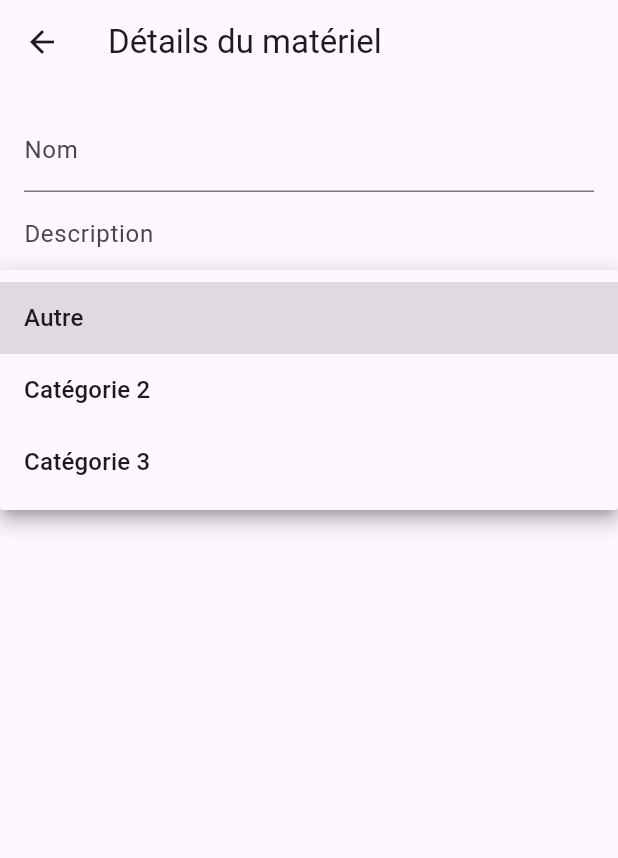
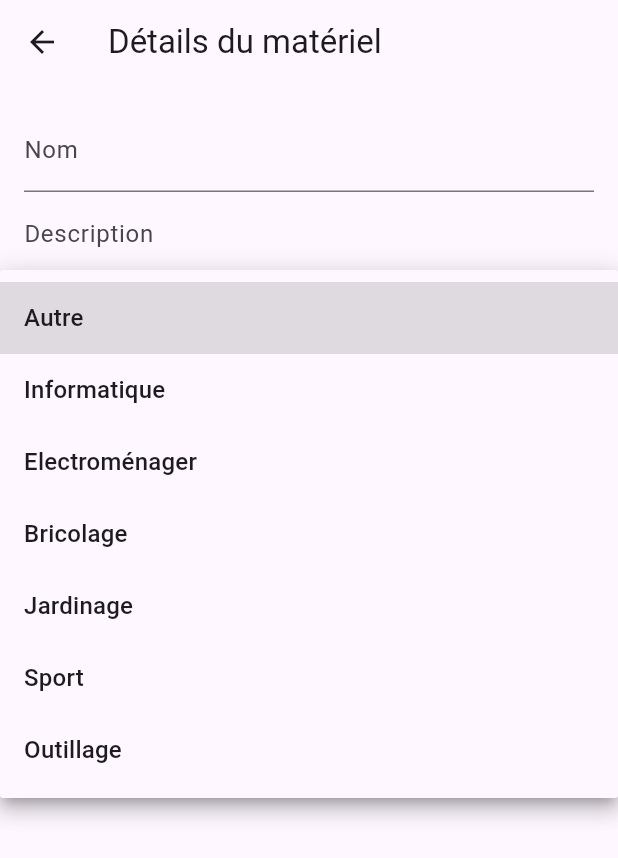
Before and after one commit to Juliette0070/Allo, a Flutter app: the MaterielDetailsPage screen opened directly with empty values, after a tap on "Catégorie", on a phone screen of 412 x 824 dp. Shown: the top 858 px of the screen. Run offline on Flutter 3.47's test engine with Material 3 defaults, Android fonts, the light colour scheme and no system bars; our stand-ins replace google_fonts, settings_ui, shared_preferences, sqflite, supabase_flutter; accounts and stored records are empty.

Commit message:
materiel fini

```diff
--- a/lib/UI/info_materiel.dart
+++ b/lib/UI/info_materiel.dart
@@ -16,7 +16,8 @@ class MaterielDetailsPageState extends State<MaterielDetailsPage> {
   late TextEditingController _nomController;
   late TextEditingController _descriptionController;
   late int _selectedCategorie;
-  final Map<int, String> _categories = {1: 'Autre', 2: 'Catégorie 2', 3: 'Catégorie 3'};
+  List<Map<String, dynamic>> _categories = [];
+  String _etat = '';
 
   @override
   void initState() {
@@ -24,6 +25,22 @@ class MaterielDetailsPageState extends State<MaterielDetailsPage> {
     _nomController = TextEditingController(text: widget.materiel.nom);
     _descriptionController = TextEditingController(text: widget.materiel.description);
     _selectedCategorie = widget.materiel.idCategorie; // Initialisation avec la catégorie actuelle du matériel
+    _getCategories(); // Appel de la fonction pour récupérer les catégories
+    _getEtat(); // Appel de la fonction pour récupérer l'état du matériel
+  }
+
+  void _getEtat() async {
+    final db = await DatabaseHelper.instance.database;
+    final etat = await db.query('etats', where: 'id = ?', whereArgs: [widget.materiel.idEtat]);
+    _etat = etat[0]['nom'] as String;
+    setState(() {});
+  }
+
+  void _getCategories() async {
+    final db = await DatabaseHelper.instance.database;
+    _categories = await db.query('categories');
+    print(_categories);
+    setState(() {});
   }
 
   @override
@@ -52,14 +69,16 @@ class MaterielDetailsPageState extends State<MaterielDetailsPage> {
                   _selectedCategorie = newValue ?? 1;
                 });
               },
-              items: _categories.entries.map((MapEntry<int, String> categorie) {
+              items: _categories.map((Map<String, dynamic> categorie) {
                 return DropdownMenuItem<int>(
-                  value: categorie.key,
-                  child: Text(categorie.value),
+                  value: categorie['id'] as int,
+                  child: Text(categorie['nom'] as String),
                 );
               }).toList(),
               decoration: const InputDecoration(labelText: 'Catégorie'),
             ),
+            const SizedBox(height: 20),
+            Text('État: $_etat'),
             const SizedBox(height: 20),
             Row(
               mainAxisAlignment: MainAxisAlignment.spaceEvenly,
--- a/lib/UI/mes_prets.dart
+++ b/lib/UI/mes_prets.dart
@@ -54,6 +54,10 @@ class WidgetPretsState extends State<WidgetPrets> {
               itemCount: materiels.length,
               itemBuilder: (context, index) {
                 final materiel = snapshot.data![index];
+                var logo = const Icon(Icons.help, color: Colors.yellow);
+                if (materiel.idEtat == 1) {logo = const Icon(Icons.check_circle, color: Colors.green);}
+                else if (materiel.idEtat == 2) {logo = const Icon(Icons.cancel, color: Colors.red);}
+                else if (materiel.idEtat == 3) {logo = const Icon(Icons.pending);}
                 return GestureDetector(
                   onTap: () {
                     Navigator.push(
@@ -68,7 +72,7 @@ class WidgetPretsState extends State<WidgetPrets> {
                   },
                   child: Card(
                     child: ListTile(
-                      leading: const FlutterLogo(),
+                      leading: logo,
                       title: Text(
                         materiel.nom,
                         style: const TextStyle(fontWeight: FontWeight.bold),
--- a/lib/api/bdmateriel.dart
+++ b/lib/api/bdmateriel.dart
@@ -33,26 +33,23 @@ class DatabaseHelper {
         nom TEXT NOT NULL
       );
     ''');
-    await db.execute('''
-      INSERT INTO $_tableEtats (nom) VALUES ('disponible');
-      INSERT INTO $_tableEtats (nom) VALUES ('en cours de pret');
-      INSERT INTO $_tableEtats (nom) VALUES ('pret fini');
-    ''');
+    await db.execute('''INSERT INTO $_tableEtats (id, nom) VALUES (1, 'disponible');''');
+    await db.execute('''INSERT INTO $_tableEtats (id, nom) VALUES (2, 'en cours de pret');''');
+    await db.execute('''INSERT INTO $_tableEtats (id, nom) VALUES (3, 'pret fini');''');
+
     await db.execute('''
       CREATE TABLE $_tableCategories (
         id INTEGER PRIMARY KEY,
         nom TEXT NOT NULL
       );
     ''');
-    await db.execute('''
-      INSERT INTO $_tableCategories (nom) VALUES ('Autre');
-      INSERT INTO $_tableCategories (nom) VALUES ('Informatique');
-      INSERT INTO $_tableCategories (nom) VALUES ('Electroménager');
-      INSERT INTO $_tableCategories (nom) VALUES ('Bricolage');
-      INSERT INTO $_tableCategories (nom) VALUES ('Jardinage');
-      INSERT INTO $_tableCategories (nom) VALUES ('Sport');
-      INSERT INTO $_tableCategories (nom) VALUES ('Outillage');
-    ''');
+    await db.execute('''INSERT INTO $_tableCategories (id, nom) VALUES (1, 'Autre');''');
+    await db.execute('''INSERT INTO $_tableCategories (id, nom) VALUES (2, 'Informatique');''');
+    await db.execute('''INSERT INTO $_tableCategories (id, nom) VALUES (3, 'Electroménager');''');
+    await db.execute('''INSERT INTO $_tableCategories (id, nom) VALUES (4, 'Bricolage');''');
+    await db.execute('''INSERT INTO $_tableCategories (id, nom) VALUES (5, 'Jardinage');''');
+    await db.execute('''INSERT INTO $_tableCategories (id, nom) VALUES (6, 'Sport');''');
+    await db.execute('''INSERT INTO $_tableCategories (id, nom) VALUES (7, 'Outillage');''');
     await db.execute('''
       CREATE TABLE $_tableMateriels (
         id INTEGER PRIMARY KEY,
```
Also changed, not shown: lib/UI/mon_materiel.dart (+20 -8 lines).
